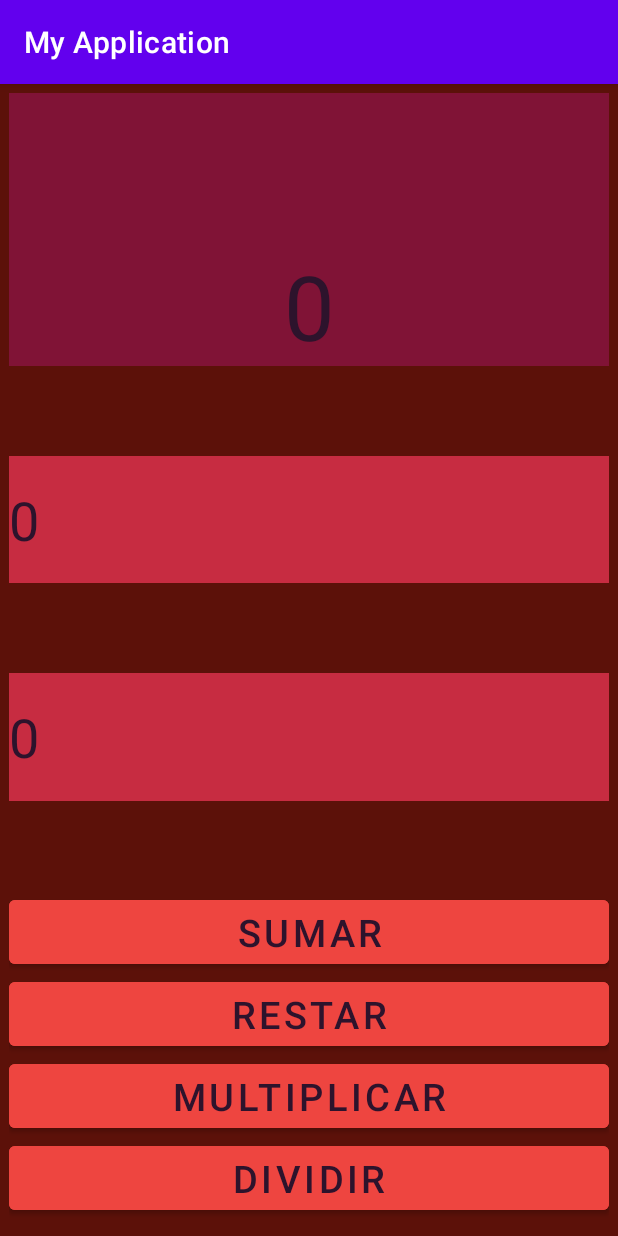
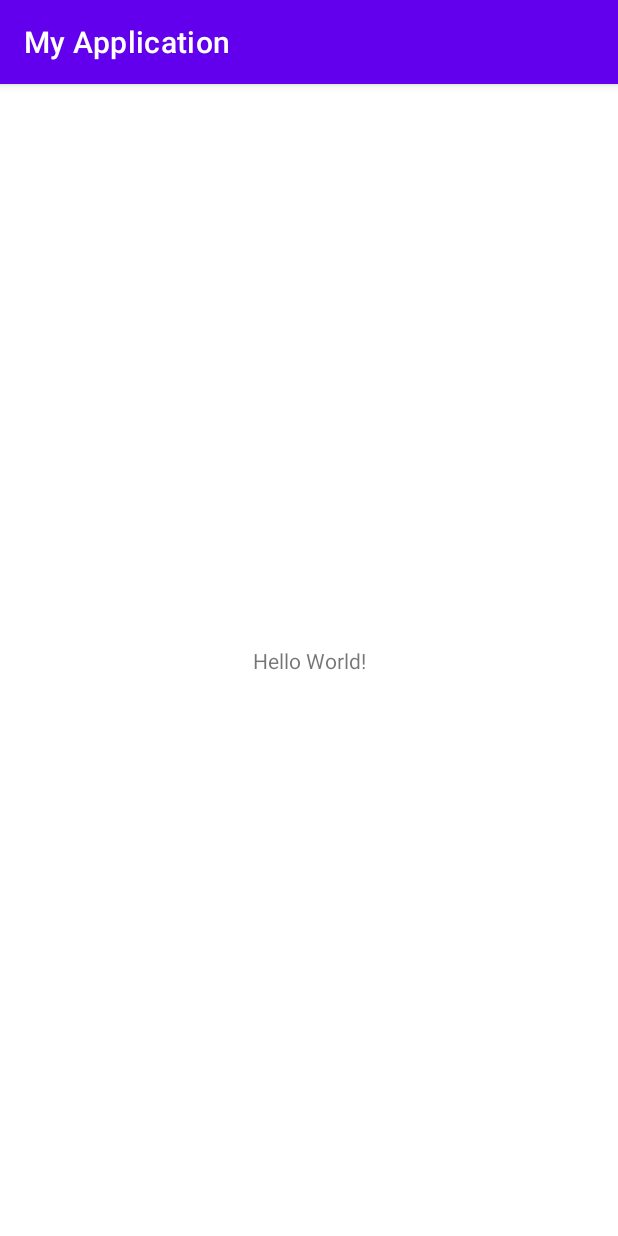
Before and after one commit to pgarman608/PMDM, an Android app: the screen it shows after launch (MainActivity), on a phone screen of 412 x 824 dp. Run offline under Robolectric (Android 15) with nearby library versions, the phone set to English and light mode, and no system bars.

Commit message:
Coreccion de errores

```diff
--- a/Tema1/app/build.gradle
+++ b/Tema1/app/build.gradle
@@ -30,9 +30,9 @@ android {
 
 dependencies {
 
-    implementation 'androidx.appcompat:appcompat:1.4.1'
-    implementation 'com.google.android.material:material:1.5.0'
-    implementation 'androidx.constraintlayout:constraintlayout:2.1.3'
+    implementation 'androidx.appcompat:appcompat:1.5.1'
+    implementation 'com.google.android.material:material:1.6.1'
+    implementation 'androidx.constraintlayout:constraintlayout:2.1.4'
     testImplementation 'junit:junit:4.13.2'
     androidTestImplementation 'androidx.test.ext:junit:1.1.3'
     androidTestImplementation 'androidx.test.espresso:espresso-core:3.4.0'
--- a/Tema1/app/src/main/res/layout/activity_main.xml
+++ b/Tema1/app/src/main/res/layout/activity_main.xml
@@ -4,121 +4,15 @@
     xmlns:tools="http://schemas.android.com/tools"
     android:layout_width="match_parent"
     android:layout_height="match_parent"
-    android:background="#5C1109"
     tools:context=".MainActivity">
 
     <TextView
-        android:id="@+id/solucion"
-        android:layout_width="0dp"
-        android:layout_height="0dp"
-        android:layout_marginStart="6dp"
-        android:layout_marginTop="6dp"
-        android:layout_marginEnd="6dp"
-        android:layout_marginBottom="580dp"
-        android:text="0"
-        android:textSize="60dp"
-        android:textColor="#2D132C"
-        android:gravity="center|bottom"
-        android:background="#801336"
+        android:layout_width="wrap_content"
+        android:layout_height="wrap_content"
+        android:text="Hello World!"
         app:layout_constraintBottom_toBottomOf="parent"
         app:layout_constraintEnd_toEndOf="parent"
-        app:layout_constraintHorizontal_bias="0.43"
         app:layout_constraintStart_toStartOf="parent"
         app:layout_constraintTop_toTopOf="parent" />
 
-    <androidx.constraintlayout.widget.Guideline
-        android:id="@+id/guideline2"
-        android:layout_width="wrap_content"
-        android:layout_height="wrap_content"
-        android:orientation="vertical"
-        app:layout_constraintGuide_begin="20dp" />
-
-    <EditText
-        android:id="@+id/NumeroTop"
-        android:layout_width="0dp"
-        android:layout_height="0dp"
-        android:layout_marginTop="60dp"
-        android:layout_marginBottom="435dp"
-        android:layout_marginLeft="6dp"
-        android:layout_marginRight="6dp"
-        android:ems="10"
-        android:inputType="numberSigned"
-        android:background="#C72C41"
-        android:textSize="36dp"
-        android:textColor="#2D132C"
-        android:text="0"
-        app:layout_constraintBottom_toBottomOf="parent"
-        app:layout_constraintEnd_toEndOf="parent"
-        app:layout_constraintStart_toStartOf="parent"
-        app:layout_constraintTop_toBottomOf="@+id/solucion" />
-
-    <EditText
-        android:id="@+id/numeroButton"
-        android:layout_width="0dp"
-        android:layout_height="0dp"
-        android:layout_marginTop="60dp"
-        android:layout_marginBottom="290dp"
-        android:layout_marginLeft="6dp"
-        android:layout_marginRight="6dp"
-        android:ems="10"
-        android:inputType="numberSigned"
-        android:background="#C72C41"
-        android:textSize="36dp"
-        android:textColor="#2D132C"
-        android:text="0"
-        app:layout_constraintBottom_toBottomOf="parent"
-        app:layout_constraintEnd_toEndOf="parent"
-        app:layout_constraintStart_toStartOf="parent"
-        app:layout_constraintTop_toBottomOf="@+id/NumeroTop" />
-
-    <LinearLayout
-        android:layout_width="0dp"
-        android:layout_height="0dp"
-        android:layout_marginTop="60dp"
-        android:layout_marginLeft="6dp"
-        android:layout_marginRight="6dp"
-        android:layout_marginBottom="10dp"
-        android:orientation="vertical"
-        app:layout_constraintBottom_toBottomOf="parent"
-        app:layout_constraintEnd_toEndOf="parent"
-        app:layout_constraintStart_toStartOf="parent"
-        app:layout_constraintTop_toBottomOf="@+id/numeroButton">
-
-        <Button
-            android:id="@+id/btsuma"
-            android:layout_width="match_parent"
-            android:layout_height="wrap_content"
-            android:backgroundTint="#EE4540"
-            android:text="Sumar"
-            android:textColor="#2D132C"
-            android:textSize="25dp" />
-
-        <Button
-            android:id="@+id/btresta"
-            android:layout_width="match_parent"
-            android:layout_height="wrap_content"
-            android:textColor="#2D132C"
-            android:backgroundTint="#EE4540"
-            android:textSize="25dp"
-            android:text="Restar" />
-
-        <Button
-            android:id="@+id/btmultiplicar"
-            android:layout_width="match_parent"
-            android:layout_height="wrap_content"
-            android:textColor="#2D132C"
-            android:backgroundTint="#EE4540"
-            android:textSize="25dp"
-            android:text="Multiplicar" />
-
-        <Button
-            android:id="@+id/btdividir"
-            android:textColor="#2D132C"
-            android:layout_width="match_parent"
-            android:layout_height="wrap_content"
-            android:backgroundTint="#EE4540"
-            android:textSize="25dp"
-            android:text="dividir" />
-    </LinearLayout>
-
 </androidx.constraintlayout.widget.ConstraintLayout>
```
Also changed, not shown: Tema1/gradle/wrapper/gradle-wrapper.properties.
